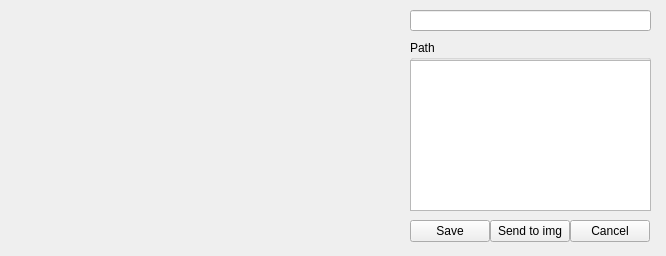
Qt form form.ui (sstopkin/Screenshotter) before a commit.
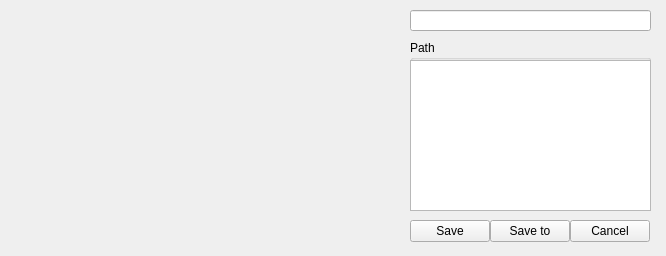
The same form after that commit.

```diff
--- a/form.ui
+++ b/form.ui
@@ -95,7 +95,7 @@
     </rect>
    </property>
    <property name="text">
-    <string>Send to img</string>
+    <string>Save to</string>
    </property>
   </widget>
  </widget>
```
